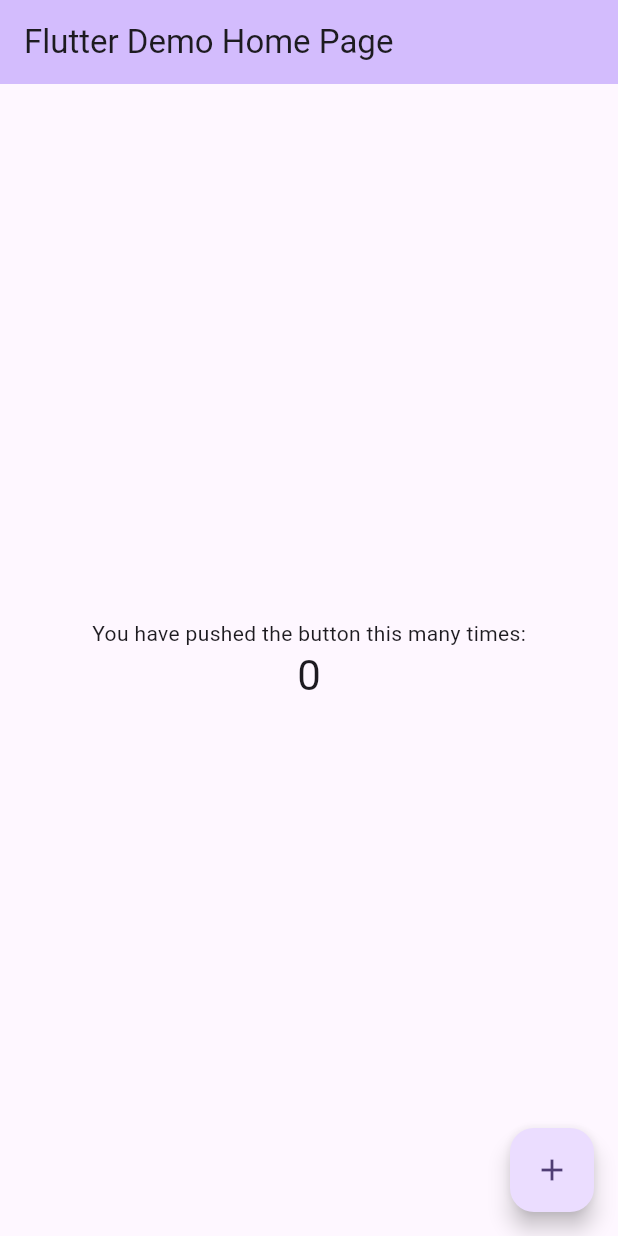
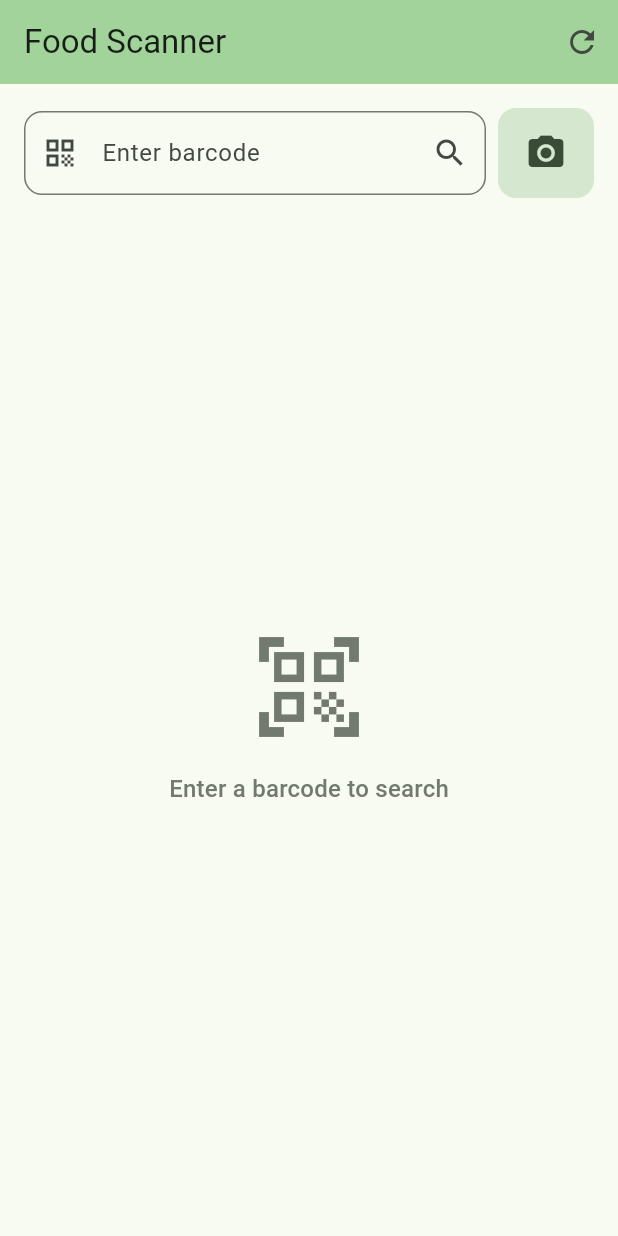
Before and after one commit to lvbdeloitte/42-The-Flutter-Multiverse, a Flutter app: the screen it shows after launch, on a phone screen of 412 x 824 dp. Run offline on Flutter 3.47's test engine with Material 3 defaults, Android fonts, the phone set to English and light mode, and no system bars; our stand-ins replace flutter_riverpod; missing offline and left inert: mobile_scanner, openfoodfacts.

Commit message:
feat: Implement Food Scanner app with barcode scanning and food details retrieval
- Added main app structure with FoodScannerApp and HomeScreen.
- Integrated barcode scanning functionality using mobile_scanner package.
- Implemented state management with Riverpod for barcode and food details.
- Created UI components for displaying food results and handling empty states.
- Updated Info.plist and Podfile for iOS configuration.
- Added necessary dependencies in pubspec.yaml for Riverpod and OpenFoodFacts.
- Created detailed product card and result display logic.

```diff
--- /dev/null
+++ b/lib/app.dart
@@ -0,0 +1,18 @@
+import 'package:_42_the_flutter_multiverse/screens/home_screen.dart';
+import 'package:flutter/material.dart';
+
+class FoodScannerApp extends StatelessWidget {
+  const FoodScannerApp({super.key});
+
+  @override
+  Widget build(BuildContext context) {
+    return MaterialApp(
+      title: 'Food Scanner',
+      theme: ThemeData(
+        colorScheme: ColorScheme.fromSeed(seedColor: Colors.green),
+        useMaterial3: true,
+      ),
+      home: const HomeScreen(title: 'Food Scanner'),
+    );
+  }
+}
--- a/lib/main.dart
+++ b/lib/main.dart
@@ -1,122 +1,16 @@
+import 'package:_42_the_flutter_multiverse/app.dart';
 import 'package:flutter/material.dart';
+import 'package:flutter_riverpod/flutter_riverpod.dart';
+import 'package:openfoodfacts/openfoodfacts.dart';
 
 void main() {
-  runApp(const MyApp());
+  OpenFoodAPIConfiguration.userAgent = UserAgent(name: 'Food Scanner');
+
+  OpenFoodAPIConfiguration.globalLanguages = <OpenFoodFactsLanguage>[
+    OpenFoodFactsLanguage.ENGLISH,
+  ];
+
+  OpenFoodAPIConfiguration.globalCountry = OpenFoodFactsCountry.FRANCE;
+
+  runApp(const ProviderScope(child: FoodScannerApp()));
 }
-
-class MyApp extends StatelessWidget {
-  const MyApp({super.key});
-
-  // This widget is the root of your application.
-  @override
-  Widget build(BuildContext context) {
-    return MaterialApp(
-      title: 'Flutter Demo',
-      theme: ThemeData(
-        // This is the theme of your application.
-        //
-        // TRY THIS: Try running your application with "flutter run". You'll see
-        // the application has a purple toolbar. Then, without quitting the app,
-        // try changing the seedColor in the colorScheme below to Colors.green
-        // and then invoke "hot reload" (save your changes or press the "hot
-        // reload" button in a Flutter-supported IDE, or press "r" if you used
-        // the command line to start the app).
-        //
-        // Notice that the counter didn't reset back to zero; the application
-        // state is not lost during the reload. To reset the state, use hot
-        // restart instead.
-        //
-        // This works for code too, not just values: Most code changes can be
-        // tested with just a hot reload.
-        colorScheme: .fromSeed(seedColor: Colors.deepPurple),
-      ),
-      home: const MyHomePage(title: 'Flutter Demo Home Page'),
-    );
-  }
-}
-
-class MyHomePage extends StatefulWidget {
-  const MyHomePage({super.key, required this.title});
-
-  // This widget is the home page of your application. It is stateful, meaning
-  // that it has a State object (defined below) that contains fields that affect
-  // how it looks.
-
-  // This class is the configuration for the state. It holds the values (in this
-  // case the title) provided by the parent (in this case the App widget) and
-  // used by the build method of the State. Fields in a Widget subclass are
-  // always marked "final".
-
-  final String title;
-
-  @override
-  State<MyHomePage> createState() => _MyHomePageState();
-}
-
-class _MyHomePageState extends State<MyHomePage> {
-  int _counter = 0;
-
-  void _incrementCounter() {
-    setState(() {
-      // This call to setState tells the Flutter framework that something has
-      // changed in this State, which causes it to rerun the build method below
-      // so that the display can reflect the updated values. If we changed
-      // _counter without calling setState(), then the build method would not be
-      // called again, and so nothing would appear to happen.
-      _counter++;
-    });
-  }
-
-  @override
-  Widget build(BuildContext context) {
-    // This method is rerun every time setState is called, for instance as done
-    // by the _incrementCounter method above.
-    //
-    // The Flutter framework has been optimized to make rerunning build methods
-    // fast, so that you can just rebuild anything that needs updating rather
-    // than having to individually change instances of widgets.
-    return Scaffold(
-      appBar: AppBar(
-        // TRY THIS: Try changing the color here to a specific color (to
-        // Colors.amber, perhaps?) and trigger a hot reload to see the AppBar
-        // change color while the other colors stay the same.
-        backgroundColor: Theme.of(context).colorScheme.inversePrimary,
-        // Here we take the value from the MyHomePage object that was created by
-        // the App.build method, and use it to set our appbar title.
-        title: Text(widget.title),
-      ),
-      body: Center(
-        // Center is a layout widget. It takes a single child and positions it
-        // in the middle of the parent.
-        child: Column(
-          // Column is also a layout widget. It takes a list of children and
-          // arranges them vertically. By default, it sizes itself to fit its
-          // children horizontally, and tries to be as tall as its parent.
-          //
-          // Column has various properties to control how it sizes itself and
-          // how it positions its children. Here we use mainAxisAlignment to
-          // center the children vertically; the main axis here is the vertical
-          // axis because Columns are vertical (the cross axis would be
-          // horizontal).
-          //
-          // TRY THIS: Invoke "debug painting" (choose the "Toggle Debug Paint"
-          // action in the IDE, or press "p" in the console), to see the
-          // wireframe for each widget.
-          mainAxisAlignment: .center,
-          children: [
-            const Text('You have pushed the button this many times:'),
-            Text(
-              '$_counter',
-              style: Theme.of(context).textTheme.headlineMedium,
-            ),
-          ],
-        ),
-      ),
-      floatingActionButton: FloatingActionButton(
-        onPressed: _incrementCounter,
-        tooltip: 'Increment',
-        child: const Icon(Icons.add),
-      ),
-    );
-  }
-}
--- /dev/null
+++ b/lib/providers/barcode_provider.dart
@@ -0,0 +1,3 @@
+import 'package:flutter_riverpod/flutter_riverpod.dart';
+
+final barcodeProvider = StateProvider<String>((ref) => '');
--- /dev/null
+++ b/lib/providers/food_provider.dart
@@ -0,0 +1,16 @@
+import 'package:flutter_riverpod/flutter_riverpod.dart';
+import 'package:openfoodfacts/openfoodfacts.dart';
+
+import 'barcode_provider.dart';
+
+final getFoodDetailsProvider = FutureProvider<ProductResultV3?>((ref) async {
+  final barcode = ref.watch(barcodeProvider);
+  if (barcode.isEmpty) return null;
+
+  ProductQueryConfiguration config = ProductQueryConfiguration(
+    barcode,
+    version: ProductQueryVersion.v3,
+  );
+  ProductResultV3 product = await OpenFoodAPIClient.getProductV3(config);
+  return product;
+});
--- /dev/null
+++ b/lib/screens/home_screen.dart
@@ -0,0 +1,106 @@
+import 'package:_42_the_flutter_multiverse/providers/barcode_provider.dart';
+import 'package:_42_the_flutter_multiverse/screens/barcode_scanner_screen.dart';
+import 'package:_42_the_flutter_multiverse/widgets/food_result.dart';
+import 'package:flutter/material.dart';
+import 'package:flutter_riverpod/flutter_riverpod.dart';
+
+class HomeScreen extends ConsumerStatefulWidget {
+  const HomeScreen({super.key, required this.title});
+
+  final String title;
+
+  @override
+  ConsumerState<HomeScreen> createState() => _HomeScreenState();
+}
+
+class _HomeScreenState extends ConsumerState<HomeScreen> {
+  final _controller = TextEditingController();
+
+  @override
+  void dispose() {
+    _controller.dispose();
+    super.dispose();
+  }
+
+  void _searchBarcode() {
+    if (_controller.text.isNotEmpty) {
+      ref.read(barcodeProvider.notifier).state = _controller.text;
+    }
+  }
+
+  void _resetProduct() {
+    _controller.clear();
+    ref.read(barcodeProvider.notifier).state = '';
+  }
+
+  Future<void> _scanBarcode() async {
+    final String? barcode = await Navigator.of(context).push<String>(
+      MaterialPageRoute(builder: (context) => const BarcodeScannerScreen()),
+    );
+
+    if (barcode != null && barcode.isNotEmpty) {
+      _controller.text = barcode;
+      ref.read(barcodeProvider.notifier).state = barcode;
+    }
+  }
+
+  @override
+  Widget build(BuildContext context) {
+    return Scaffold(
+      appBar: AppBar(
+        backgroundColor: Theme.of(context).colorScheme.inversePrimary,
+        title: Text(widget.title),
+        actions: [
+          IconButton(
+            icon: const Icon(Icons.refresh),
+            onPressed: _resetProduct,
+            tooltip: 'Reset',
+          ),
+        ],
+      ),
+      body: Padding(
+        padding: const EdgeInsets.all(16.0),
+        child: Column(
+          children: [
+            Row(
+              children: [
+                Expanded(
+                  child: TextField(
+                    controller: _controller,
+                    decoration: InputDecoration(
+                      labelText: 'Enter barcode',
+                      hintText: 'e.g., 5449000131805',
+                      prefixIcon: const Icon(Icons.qr_code),
+                      suffixIcon: IconButton(
+                        icon: const Icon(Icons.search),
+                        onPressed: _searchBarcode,
+                      ),
+                      border: OutlineInputBorder(
+                        borderRadius: BorderRadius.circular(12),
+                      ),
+                    ),
+                    keyboardType: TextInputType.number,
+                    onSubmitted: (_) => _searchBarcode(),
+                  ),
+                ),
+                const SizedBox(width: 8),
+                FilledButton.tonal(
+                  onPressed: _scanBarcode,
+                  style: FilledButton.styleFrom(
+                    padding: const EdgeInsets.all(16),
+                    shape: RoundedRectangleBorder(
+                      borderRadius: BorderRadius.circular(12),
+                    ),
+                  ),
+                  child: const Icon(Icons.camera_alt, size: 28),
+                ),
+              ],
+            ),
+            const SizedBox(height: 16),
+            const Expanded(child: FoodResult()),
+          ],
+        ),
+      ),
+    );
+  }
+}
--- /dev/null
+++ b/lib/widgets/empty_state.dart
@@ -0,0 +1,28 @@
+import 'package:flutter/material.dart';
+
+class EmptyState extends StatelessWidget {
+  const EmptyState({super.key});
+
+  @override
+  Widget build(BuildContext context) {
+    return Center(
+      child: Column(
+        mainAxisAlignment: MainAxisAlignment.center,
+        children: [
+          Icon(
+            Icons.qr_code_scanner,
+            size: 80,
+            color: Theme.of(context).colorScheme.outline,
+          ),
+          const SizedBox(height: 16),
+          Text(
+            'Enter a barcode to search',
+            style: Theme.of(context).textTheme.titleMedium?.copyWith(
+                  color: Theme.of(context).colorScheme.outline,
+                ),
+          ),
+        ],
+      ),
+    );
+  }
+}
--- /dev/null
+++ b/lib/widgets/food_result.dart
@@ -0,0 +1,32 @@
+import 'package:_42_the_flutter_multiverse/providers/food_provider.dart';
+import 'package:_42_the_flutter_multiverse/widgets/empty_state.dart';
+import 'package:_42_the_flutter_multiverse/widgets/product_card.dart';
+import 'package:flutter/material.dart';
+import 'package:flutter_riverpod/flutter_riverpod.dart';
+
+class FoodResult extends ConsumerWidget {
+  const FoodResult({super.key});
+
+  @override
+  Widget build(BuildContext context, WidgetRef ref) {
+    final foodDetails = ref.watch(getFoodDetailsProvider);
+
+    return switch (foodDetails) {
+      AsyncData(:final value) =>
+        value == null
+            ? const EmptyState()
+            : ProductCard(product: value.product),
+      AsyncError(:final error) => Center(
+        child: Column(
+          mainAxisAlignment: MainAxisAlignment.center,
+          children: [
+            const Icon(Icons.error_outline, size: 48, color: Colors.red),
+            const SizedBox(height: 8),
+            Text('Error: $error', textAlign: TextAlign.center),
+          ],
+        ),
+      ),
+      _ => const Center(child: CircularProgressIndicator()),
+    };
+  }
+}
```
Also changed, not shown: lib/screens/barcode_scanner_screen.dart (added, +103 -0 lines), lib/widgets/detail_row.dart (added, +29 -0 lines), lib/widgets/product_card.dart (added, +131 -0 lines), pubspec.yaml (+5 -2 lines), 11 other files.
